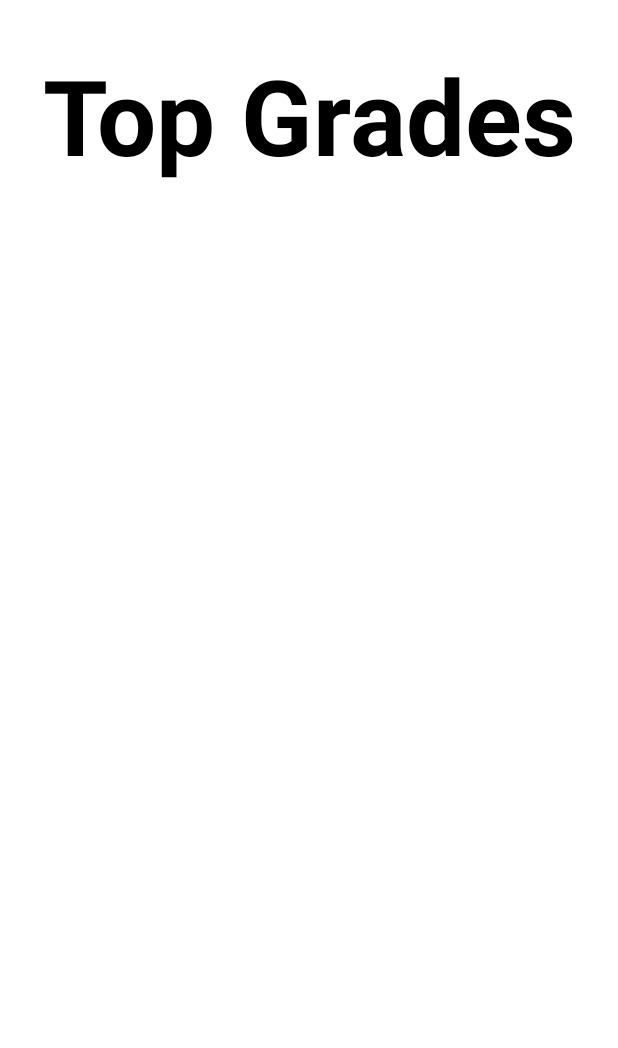
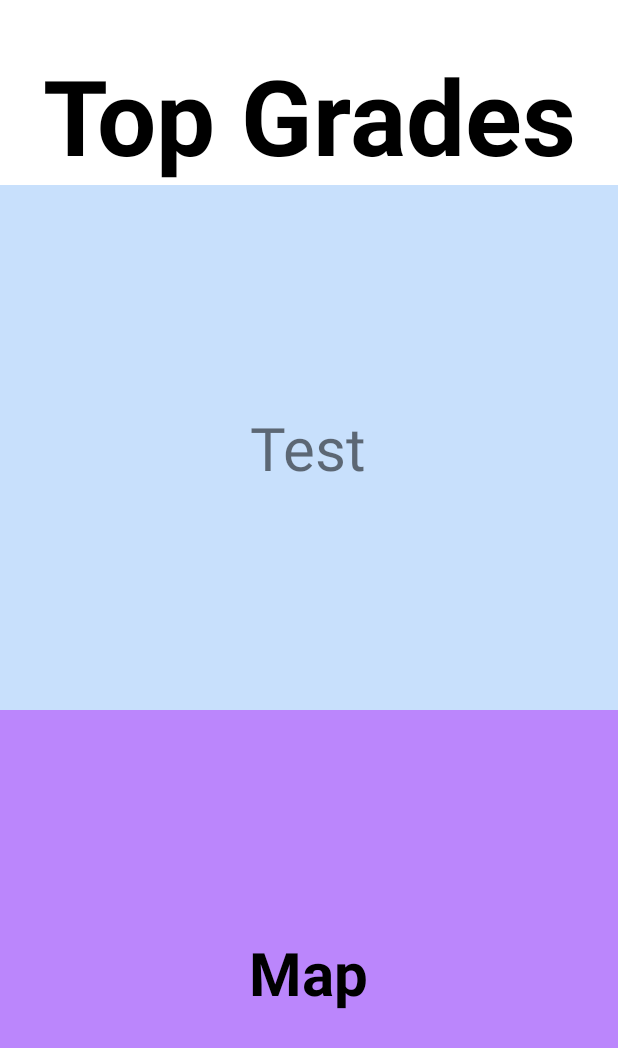
Before and after one commit to adamozeri/Matrix_Nightmare, an Android app: the ScoreActivity screen opened directly, with no data from a screen before it, on a phone screen of 412 x 824 dp. Shown: the top 1048 px of the screen. Run offline under Robolectric (Android 15) with nearby library versions, the phone set to English and light mode, and no system bars; Roboto replaces fonts that are not available here.

```diff
--- a/app/src/main/java/com/example/android_hw1/Activities/ScoreActivity.java
+++ b/app/src/main/java/com/example/android_hw1/Activities/ScoreActivity.java
@@ -4,13 +4,25 @@ import androidx.appcompat.app.AppCompatActivity;
 
 import android.os.Bundle;
 
+import com.example.android_hw1.Fragments.ListFragment;
+import com.example.android_hw1.Fragments.MapFragment;
 import com.example.android_hw1.R;
 
 public class ScoreActivity extends AppCompatActivity {
+
+    private ListFragment listFragment;
+    private MapFragment mapFragment;
+
 
     @Override
     protected void onCreate(Bundle savedInstanceState) {
         super.onCreate(savedInstanceState);
         setContentView(R.layout.activity_score);
+        listFragment = new ListFragment();
+        mapFragment = new MapFragment();
+
+        getSupportFragmentManager().beginTransaction().add(R.id.score_FRAME_list,listFragment).commit();
+        getSupportFragmentManager().beginTransaction().add(R.id.score_FRAME_map,mapFragment).commit();
+
     }
 }
```
